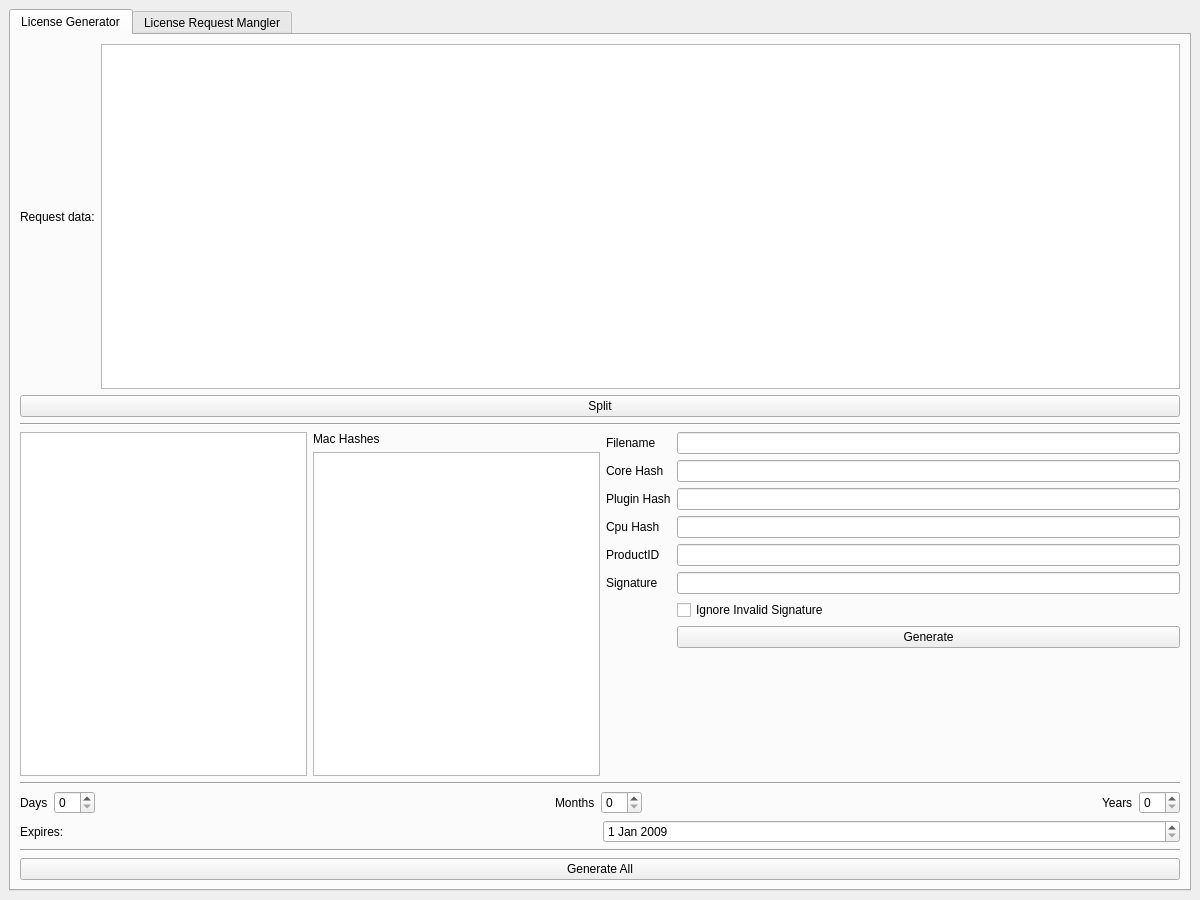
This is OpenFlipper/LicenseManager/keyGen/keygen.ui in ShenRen/OpenFlipper as Qt 5 draws it before an edit. The edited form follows.
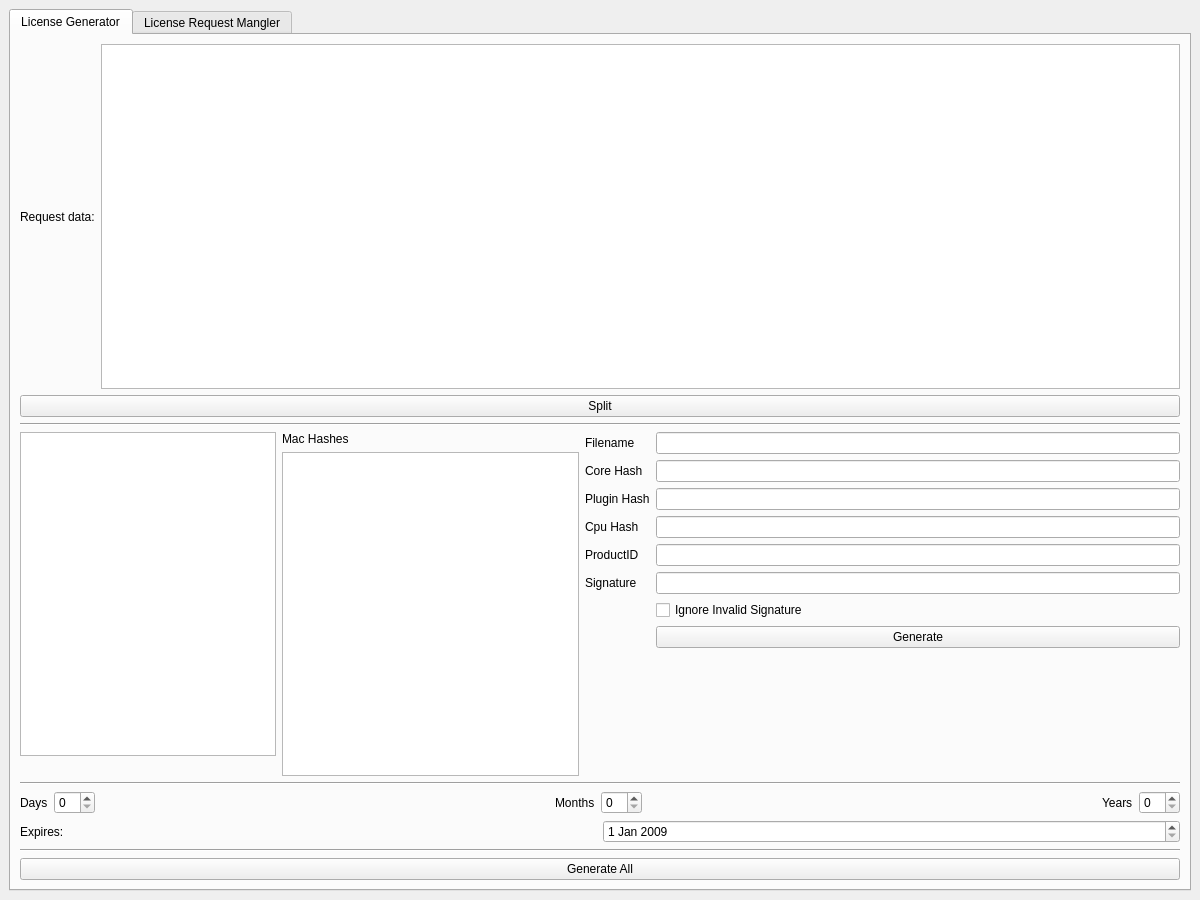
This is the edited form.

```diff
--- a/OpenFlipper/LicenseManager/keyGen/keygen.ui
+++ b/OpenFlipper/LicenseManager/keyGen/keygen.ui
@@ -65,9 +65,23 @@
          </widget>
         </item>
         <item>
-         <layout class="QHBoxLayout" name="horizontalLayout_9" stretch="1,1,2">
+         <layout class="QHBoxLayout" name="horizontalLayout_9" stretch="0,1,2">
           <item>
-           <widget class="QListWidget" name="keyList"/>
+           <layout class="QVBoxLayout" name="verticalLayout_6">
+            <property name="leftMargin">
+             <number>0</number>
+            </property>
+            <item>
+             <widget class="QListWidget" name="keyList"/>
+            </item>
+            <item>
+             <widget class="QLabel" name="lbWarning">
+              <property name="text">
+               <string/>
+              </property>
+             </widget>
+            </item>
+           </layout>
           </item>
           <item>
            <layout class="QVBoxLayout" name="verticalLayout">
```
